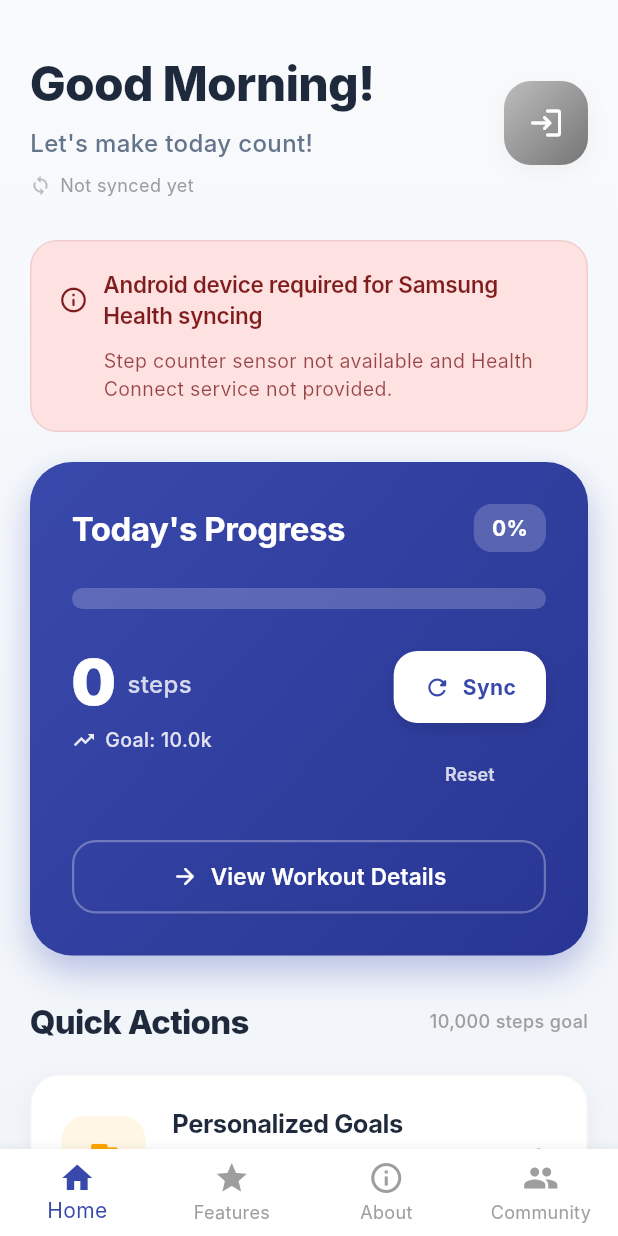
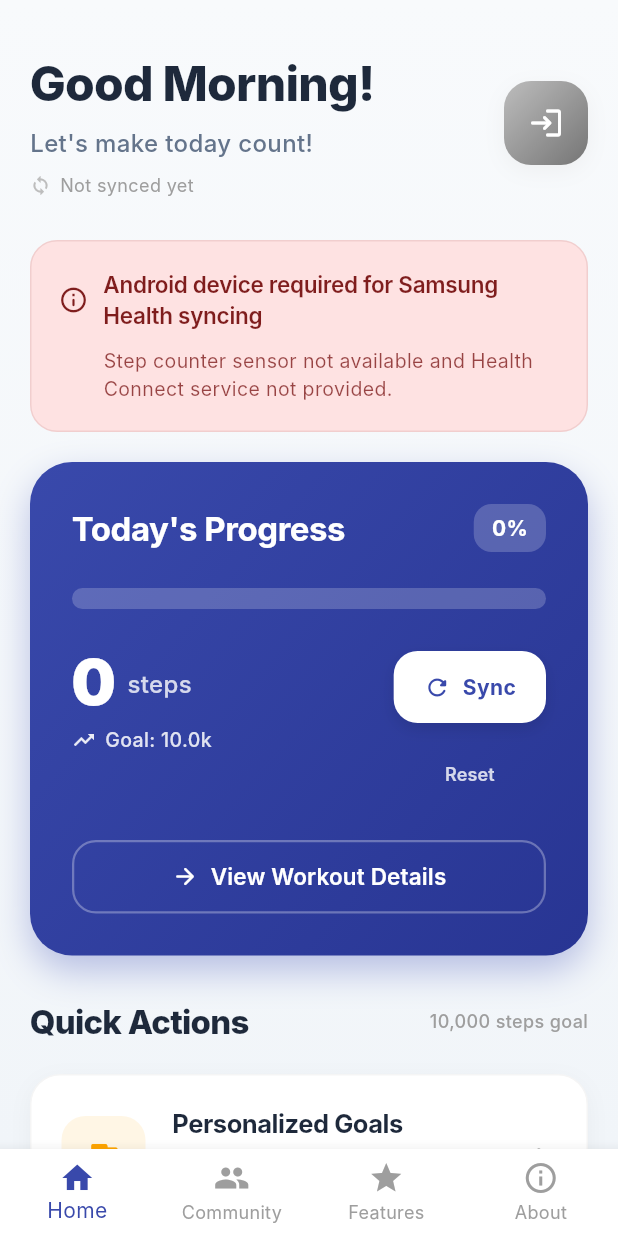
Before and after one commit to PiyushGupta-45/New_Health_hub, a Flutter app: the screen it shows after launch, on a phone screen of 412 x 824 dp. Run offline on Flutter 3.47's test engine with Material 3 defaults, Android fonts, the phone set to English and light mode, and no system bars; our stand-ins replace flutter_dotenv, flutter_local_notifications, google_sign_in, permission_handler, shared_preferences, timezone; missing offline and left inert: health; Roboto replaces fonts that are missing (Inter).

Commit message:
changed nav

```diff
--- a/lib/main_screen.dart
+++ b/lib/main_screen.dart
@@ -30,7 +30,6 @@ class _MainScreenState
   final HealthSyncController _healthSyncController = HealthSyncController();
   final AuthController _authController = AuthController();
 
-  // Navigate using bottom navigation
   void _onItemTapped(
     int index,
   ) {
@@ -49,14 +48,12 @@ class _MainScreenState
     );
   }
 
-  // Handle Android back button
   Future<
     bool
   >
   _onWillPop() async {
     if (_selectedIndex !=
         0) {
-      // Go to previous page instead of exiting the app
       setState(
         () {
           _selectedIndex--;
@@ -70,11 +67,9 @@ class _MainScreenState
         ),
         curve: Curves.easeOut,
       );
-
-      return false; // prevent app exit
+      return false;
     }
-
-    return true; // exit app normally only when on Home page
+    return true;
   }
 
   @override
@@ -90,7 +85,7 @@ class _MainScreenState
 
         body: PageView(
           controller: _pageController,
-          physics: const NeverScrollableScrollPhysics(), // Disable swipe to avoid conflicts
+          physics: const NeverScrollableScrollPhysics(),
           onPageChanged:
               (
                 index,
@@ -106,11 +101,11 @@ class _MainScreenState
               controller: _healthSyncController,
               authController: _authController,
             ),
+            const CommunityPage(),
             FeaturesView(
               controller: _healthSyncController,
             ),
             const AboutPage(),
-            const CommunityPage(),
           ],
         ),
 
@@ -131,6 +126,12 @@ class _MainScreenState
             ),
             BottomNavigationBarItem(
               icon: Icon(
+                Icons.people,
+              ),
+              label: 'Community',
+            ),
+            BottomNavigationBarItem(
+              icon: Icon(
                 Icons.star,
               ),
               label: 'Features',
@@ -140,12 +141,6 @@ class _MainScreenState
                 Icons.info_outline,
               ),
               label: 'About',
-            ),
-            BottomNavigationBarItem(
-              icon: Icon(
-                Icons.people,
-              ),
-              label: 'Community',
             ),
           ],
         ),
```
